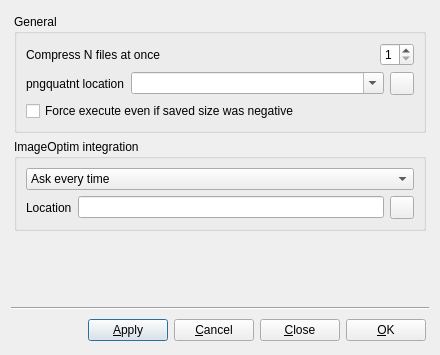
Old version of the form preferences_dialog/pngyupreferencesdialog.ui in the repository nukesaq88/Pngyu.
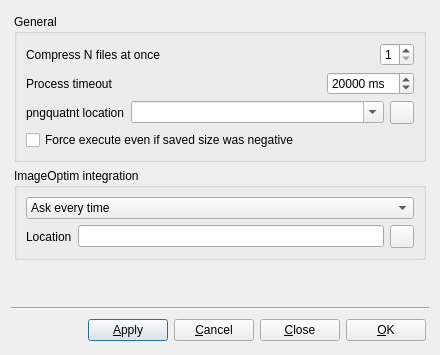
New version of the form. Icons and pictures are not drawn.

Commit message: Add configurable timeout setting for pngquant process

```diff
--- a/preferences_dialog/pngyupreferencesdialog.ui
+++ b/preferences_dialog/pngyupreferencesdialog.ui
@@ -85,7 +85,7 @@
          <bool>true</bool>
         </property>
         <layout class="QGridLayout" name="gridLayout_5">
-         <item row="0" column="0" rowspan="2" colspan="2">
+         <item row="0" column="0" colspan="2">
           <widget class="QWidget" name="widget_n_jbs" native="true">
            <layout class="QGridLayout" name="gridLayout_6">
             <property name="margin">
@@ -117,6 +117,47 @@
            </layout>
           </widget>
          </item>
+         <item row="1" column="0" colspan="2">
+          <widget class="QWidget" name="widget_timeout" native="true">
+           <layout class="QGridLayout" name="gridLayout_timeout">
+            <property name="margin">
+             <number>0</number>
+            </property>
+            <item row="0" column="1">
+             <widget class="QSpinBox" name="spinBox_timeout">
+              <property name="sizePolicy">
+               <sizepolicy hsizetype="Maximum" vsizetype="Fixed">
+                <horstretch>0</horstretch>
+                <verstretch>0</verstretch>
+               </sizepolicy>
+              </property>
+              <property name="suffix">
+               <string> ms</string>
+              </property>
+              <property name="minimum">
+               <number>1000</number>
+              </property>
+              <property name="maximum">
+               <number>300000</number>
+              </property>
+              <property name="singleStep">
+               <number>1000</number>
+              </property>
+              <property name="value">
+               <number>20000</number>
+              </property>
+             </widget>
+            </item>
+            <item row="0" column="0">
+             <widget class="QLabel" name="label_timeout">
+              <property name="text">
+               <string>Process timeout</string>
+              </property>
+             </widget>
+            </item>
+           </layout>
+          </widget>
+         </item>
          <item row="2" column="0" colspan="2">
           <widget class="QWidget" name="widget_pngquant_path" native="true">
            <layout class="QGridLayout" name="gridLayout_7">
```
The commit also changes 6 other files.
